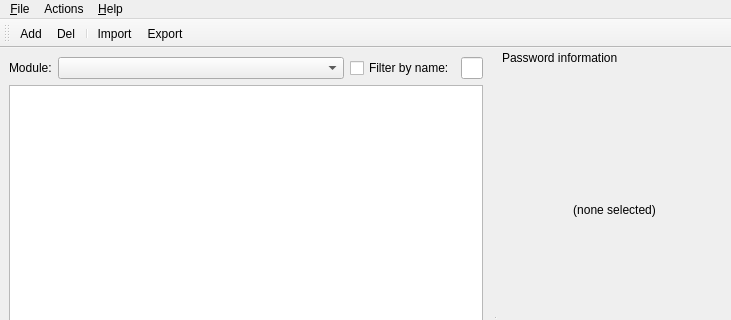
Qt form util/qt/mainwindow.ui (mupuf/PPassKeeper) before a commit; both pictures show x 0 to 731 and y 0 to 320 of the 731 by 621 pixel window.
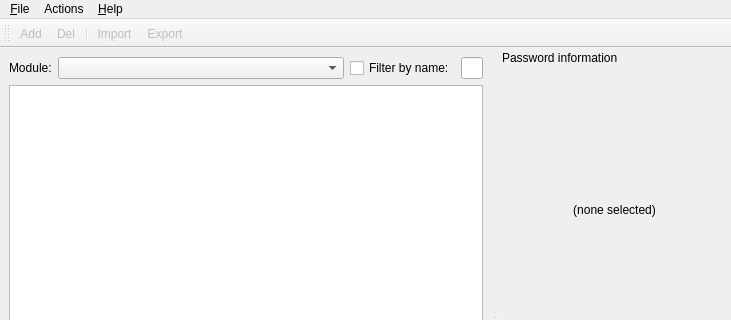
The same form after that commit.

The edit to the form file:
```diff
--- a/util/qt/mainwindow.ui
+++ b/util/qt/mainwindow.ui
@@ -86,6 +86,9 @@
    <addaction name="menu_Help"/>
   </widget>
   <widget class="QToolBar" name="toolBar">
+   <property name="enabled">
+    <bool>false</bool>
+   </property>
    <property name="windowTitle">
     <string>toolBar</string>
    </property>
```
Left out of the diff: 2 changed lines with no effect on the pictures.
